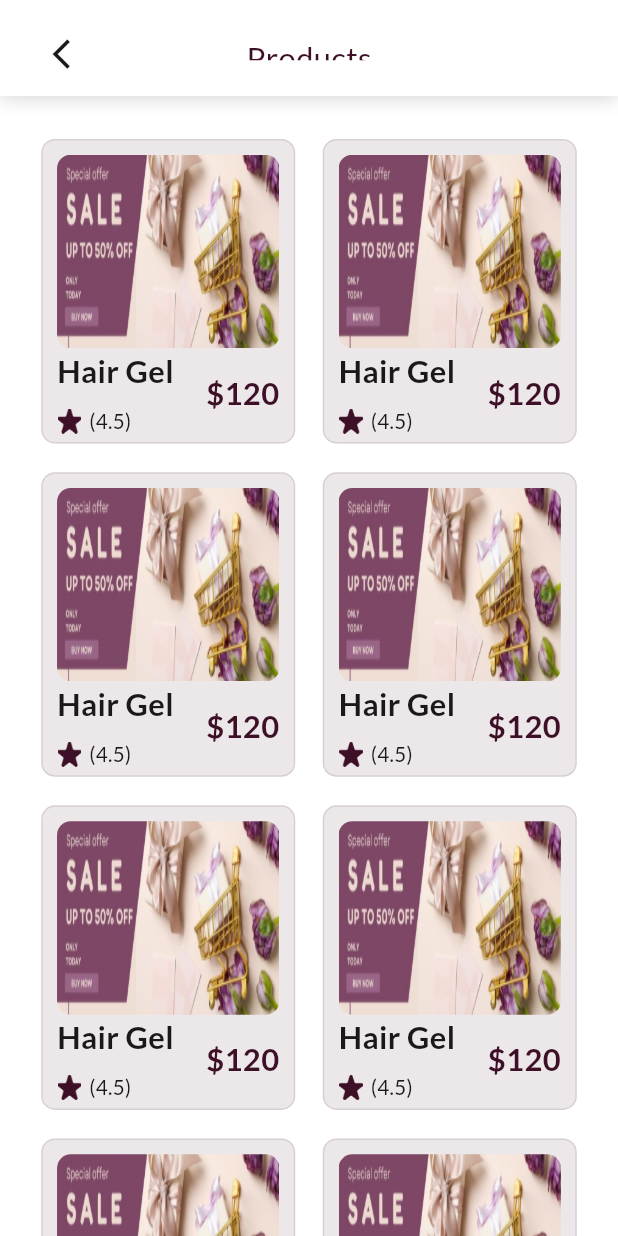
After one commit to nahiduzzaman11/BarBar-App, a Flutter app: the ProductScreen screen opened by its route, on a phone screen of 412 x 824 dp. The commit adds this screen. Run offline on Flutter 3.47's test engine with Material 3 defaults, Android fonts, the light colour scheme and no system bars; our stand-ins replace carousel_slider, dots_indicator, flutter_screenutil, flutter_svg, get, google_fonts and 1 more.

Commit message:
product_screen develop

```diff
--- a/lib/core/route/app_route.dart
+++ b/lib/core/route/app_route.dart
@@ -10,6 +10,7 @@ import 'package:barbar_app/view/screesns/forget/get_otp/get_otp_screen.dart';
 import 'package:barbar_app/view/screesns/forget/reset_password/reset_password_screen.dart';
 import 'package:barbar_app/view/screesns/navigation/navigation_screen.dart';
 import 'package:barbar_app/view/screesns/onboarding/onboarding_screen.dart';
+import 'package:barbar_app/view/screesns/product/product_screen.dart';
 import 'package:barbar_app/view/screesns/salons/salons_screen.dart';
 import 'package:barbar_app/view/screesns/splash/splash_screen.dart';
 import 'package:get/get.dart';
@@ -31,6 +32,7 @@ class AppRoute {
   static const String navigationScreen = "/navigation_screen";
 
   static const String salonsScreen = "/salons_screen";
+  static const String productScreen = "/product_screen";
 
   static List<GetPage> routes = [
     GetPage(name: splashScreen, page: ()=> const SplashScreen()),
@@ -48,5 +50,6 @@ class AppRoute {
     GetPage(name: navigationScreen, page: ()=>  const NavigationScreen()),
 
     GetPage(name: salonsScreen, page: ()=>  const SalonsScreen()),
+    GetPage(name: productScreen, page: ()=>  const ProductScreen()),
   ];
 }
--- a/lib/view/screesns/home/home_screen.dart
+++ b/lib/view/screesns/home/home_screen.dart
@@ -127,7 +127,9 @@ class _HomeScreenState extends State<HomeScreen> {
                 ),
               ),
               SizedBox(height: 8.h),
-              const CustomRowText(title: "Products"),
+              CustomRowText(title: "Products", subOnTap: () {
+                Get.toNamed(AppRoute.productScreen);
+              }),
               GridView.builder(
                 shrinkWrap: true,
                 physics: const NeverScrollableScrollPhysics(),
--- /dev/null
+++ b/lib/view/screesns/product/product_screen.dart
@@ -0,0 +1,69 @@
+import 'package:barbar_app/utils/colors/app_colors.dart';
+import 'package:barbar_app/view/widgets/app_bar/custom_app_bar.dart';
+import 'package:barbar_app/view/widgets/product_card/custom_product_card.dart';
+import 'package:barbar_app/view/widgets/text/custom_text.dart';
+import 'package:flutter/material.dart';
+import 'package:flutter_screenutil/flutter_screenutil.dart';
+import 'package:get/get.dart';
+
+class ProductScreen extends StatelessWidget {
+  const ProductScreen({super.key});
+
+  @override
+  Widget build(BuildContext context) {
+    ScreenUtil.init(context);
+    return SafeArea(
+      top: true,
+      child: Scaffold(
+        extendBody: true,
+        backgroundColor: AppColors.white_100,
+        appBar: CustomAppBar(
+          spreadRadius: 0.r,
+          appBarContent: Row(
+            mainAxisAlignment: MainAxisAlignment.spaceBetween,
+            crossAxisAlignment: CrossAxisAlignment.center,
+            children: [
+              GestureDetector(
+                onTap: () {
+                  Get.back();
+                },
+                child: SizedBox(
+                  height: 42.h,width: 42.w,
+                  child: Icon(Icons.arrow_back_ios, size: 20.h, color: AppColors.white_10),
+                ),
+              ),
+              CustomText(text: "Products",fontSize: 18.sp,color: AppColors.purple_100),
+              SizedBox(height: 42.h,width: 42.w)
+            ],
+          ),
+        ),
+        body: SingleChildScrollView(
+          physics: const ClampingScrollPhysics(),
+          padding: EdgeInsets.symmetric(horizontal: 24.w,vertical: 24.h),
+          child: Column(
+            children: [
+              GridView.builder(
+                shrinkWrap: true,
+                physics: const NeverScrollableScrollPhysics(),
+                gridDelegate: SliverGridDelegateWithMaxCrossAxisExtent(
+                    maxCrossAxisExtent: 180.h,
+                    mainAxisExtent: 170.h,
+                    crossAxisSpacing: 16.w,
+                    mainAxisSpacing: 16.h),
+                itemCount: 10,
+                itemBuilder: (context, index) {
+                  return CustomProductCard(
+                    width: MediaQuery.of(context).size.width,
+                    title: "Hair Gel",
+                    review: "4.5",
+                    price: "120",
+                  );
+                },
+              ),
+            ],
+          ),
+        ),
+      ),
+    );
+  }
+}
```
